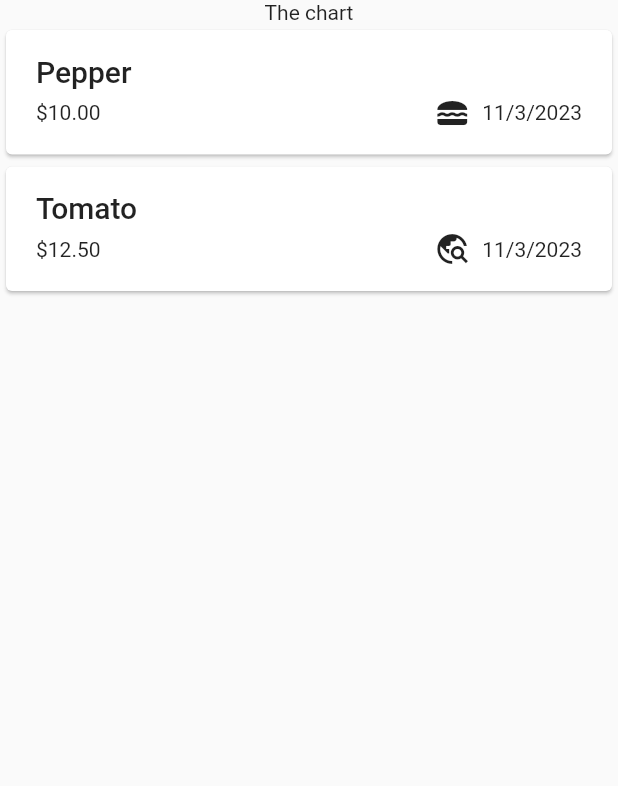
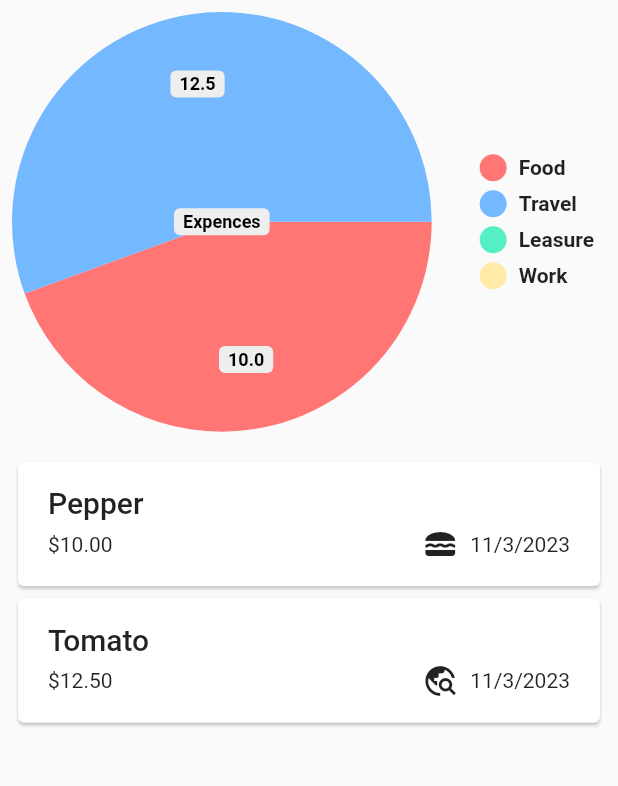
Before and after one commit to HGSChandeepa/Expence-Tracker-Mobile-, a Flutter app: the screen it shows after launch, on a phone screen of 412 x 824 dp, the part 84-870 px from its top. Run offline on Flutter 3.47's test engine with Material 2 defaults, Android fonts, the phone set to English and light mode, and no system bars; our stand-ins replace pie_chart.

Commit message:
add pie chart

```diff
--- a/lib/pages/expences.dart
+++ b/lib/pages/expences.dart
@@ -2,6 +2,7 @@ import 'package:expence_tracker_app/widgets/add_expence.dart';
 import 'package:expence_tracker_app/widgets/expences_list.dart';
 import 'package:flutter/material.dart';
 import 'package:expence_tracker_app/models/expence.dart';
+import 'package:pie_chart/pie_chart.dart';
 
 class Expences extends StatefulWidget {
   const Expences({Key? key}) : super(key: key);
@@ -11,7 +12,7 @@ class Expences extends StatefulWidget {
 }
 
 class _ExpencesState extends State<Expences> {
-  final List<ExpenceModel> expenseList = [
+  final List<ExpenceModel> _expenseList = [
     ExpenceModel(
         title: "Pepper",
         amount: 10,
@@ -40,18 +41,107 @@ class _ExpencesState extends State<Expences> {
 
   void addNewExpence(ExpenceModel expence) {
     setState(() {
-      expenseList.add(expence);
+      _expenseList.add(expence);
+      calculateCategoryAmounts();
     });
   }
 
   void removeExpence(ExpenceModel expence) {
+    final deletedIndex = _expenseList.indexOf(expence);
+    ExpenceModel deletingExpende = expence;
     setState(() {
-      expenseList.remove(expence);
+      _expenseList.remove(deletingExpende);
+      calculateCategoryAmounts();
     });
+
+    //this will help to remove multiplles
+    ScaffoldMessenger.of(context).clearSnackBars();
+    ScaffoldMessenger.of(context).showSnackBar(
+      SnackBar(
+        duration: const Duration(milliseconds: 2000),
+        content: const Text("Expencce Deleted"),
+        action: SnackBarAction(
+          label: "undo",
+          onPressed: () {
+            setState(() {
+              _expenseList.insert(deletedIndex, deletingExpende);
+            });
+          },
+        ),
+      ),
+    );
+  }
+
+// PIE CHART
+
+  double foodVal = 0;
+  double travelVal = 0;
+  double leasureVal = 0;
+  double workVal = 0;
+
+  void calculateCategoryAmounts() {
+    double foodTotal = 0;
+    double travelTotal = 0;
+    double leasureTotal = 0;
+    double workTotal = 0;
+
+    for (final expence in _expenseList) {
+      if (expence.category == Category.food) {
+        foodTotal += expence.amount;
+      }
+      if (expence.category == Category.leasure) {
+        leasureTotal += expence.amount;
+      }
+      if (expence.category == Category.travel) {
+        travelTotal += expence.amount;
+      }
+      if (expence.category == Category.work) {
+        workTotal += expence.amount;
+      }
+    }
+
+    setState(() {
+      foodVal = foodTotal;
+      leasureVal = leasureTotal;
+      travelVal = travelTotal;
+      workVal = workTotal;
+
+      // Update the dataMap with the calculated values
+      dataMap = {
+        "Food": foodVal,
+        "Travel": travelVal,
+        "Leasure": leasureVal,
+        "Work": workVal,
+      };
+    });
+  }
+
+// Initialize dataMap with the initial values
+  Map<String, double> dataMap = {
+    "Food": 0,
+    "Travel": 0,
+    "Leasure": 0,
+    "Work": 0,
+  };
+
+  @override
+  void initState() {
+    super.initState();
+    calculateCategoryAmounts();
   }
 
   @override
   Widget build(BuildContext context) {
+    Widget mainContent =
+        const Center(child: Text("No data found please add some!"));
+
+    if (_expenseList.isNotEmpty) {
+      mainContent = ExpenccesList(
+        expenseList: _expenseList,
+        onDeleteExpence: removeExpence,
+      );
+    }
+
     return Scaffold(
       appBar: AppBar(
         title: const Text("Flutter Expence Tracker"),
@@ -64,12 +154,15 @@ class _ExpencesState extends State<Expences> {
         ],
       ),
       body: Column(
+        mainAxisAlignment: MainAxisAlignment.center,
         children: [
-          const Text("The chart"),
-          ExpenccesList(
-            expenseList: expenseList,
-            onDeleteExpence: removeExpence,
-          )
+          PieChart(
+            animationDuration: Duration(milliseconds: 800),
+            chartLegendSpacing: 32,
+            centerText: "Expences",
+            dataMap: dataMap,
+          ),
+          mainContent
         ],
       ),
     );
--- a/lib/widgets/expences_list.dart
+++ b/lib/widgets/expences_list.dart
@@ -12,6 +12,8 @@ class ExpenccesList extends StatelessWidget {
   @override
   Widget build(BuildContext context) {
     return Expanded(
+      child: Padding(
+        padding: const EdgeInsets.all(8.0),
         child: ListView.builder(
           itemCount: expenseList.length,
           itemBuilder: (context, index) {
@@ -27,6 +29,7 @@ class ExpenccesList extends StatelessWidget {
             );
           },
         ),
+      ),
     );
   }
 }
--- /dev/null
+++ b/lib/widgets/pie_chart.dart
@@ -0,0 +1,20 @@
+import 'package:flutter/widgets.dart';
+import 'package:pie_chart/pie_chart.dart';
+
+class PieChart extends StatefulWidget {
+  final Map<String, double> dataMap;
+  const PieChart({super.key, required this.dataMap});
+
+  @override
+  State<PieChart> createState() => _PieChartState();
+}
+
+class _PieChartState extends State<PieChart> {
+  @override
+  Widget build(BuildContext context) {
+    return Padding(
+      padding: const EdgeInsets.all(8.0),
+      child: PieChart(dataMap: widget.dataMap),
+    );
+  }
+}
--- a/pubspec.yaml
+++ b/pubspec.yaml
@@ -10,6 +10,7 @@ dependencies:
   flutter:
     sdk: flutter
   intl: ^0.18.1
+  pie_chart: ^5.3.2
   uuid: ^4.1.0
 
 dev_dependencies:
```
Also changed, not shown: pubspec.lock. Lines whose indentation alone changed are shown as unchanged.
